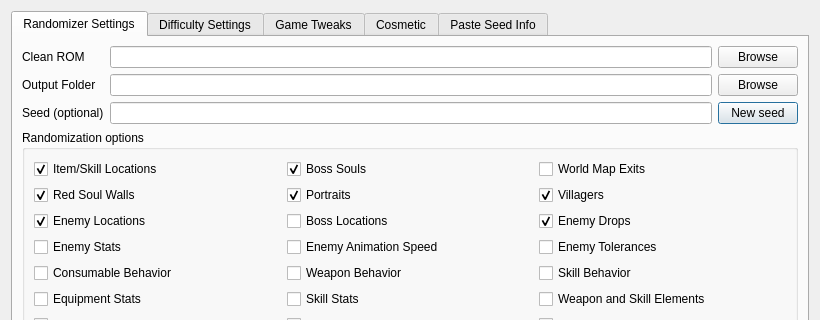
LagoLunatic/dsvrandom, file randomizer.ui: the form before one commit; both pictures show x 0 to 820 and y 0 to 320 of the 820 by 600 pixel window.
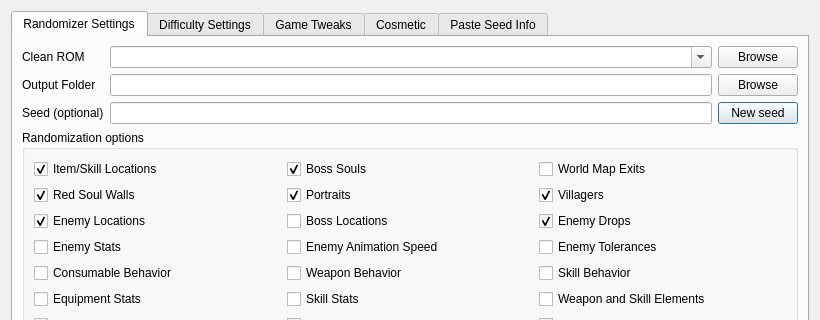
The form after the commit. Icons and pictures are not drawn.

Commit message:
Make clean ROM input also have a dropdown with most recent path used for each game
fixes #102

Patch:
```diff
--- a/randomizer.ui
+++ b/randomizer.ui
@@ -30,9 +30,6 @@
       <layout class="QVBoxLayout" name="verticalLayout_2">
        <item>
         <layout class="QGridLayout" name="gridLayout">
-         <item row="0" column="1">
-          <widget class="QLineEdit" name="clean_rom"/>
-         </item>
          <item row="0" column="0">
           <widget class="QLabel" name="label_2">
            <property name="text">
@@ -81,6 +78,13 @@
            </property>
           </widget>
          </item>
+         <item row="0" column="1">
+          <widget class="QComboBox" name="clean_rom">
+           <property name="editable">
+            <bool>true</bool>
+           </property>
+          </widget>
+         </item>
         </layout>
        </item>
        <item>
```
Left out of the diff: 1 changed line with no effect on the pictures. The commit also changes 1 other file.
